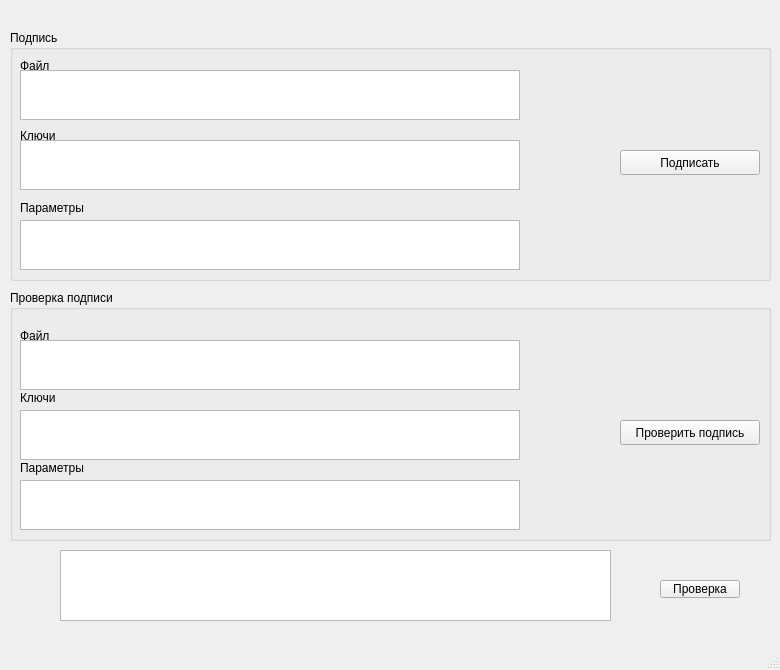
First picture: the form in crypto.ui, repository DarkCook12/Crypto, before the edit.
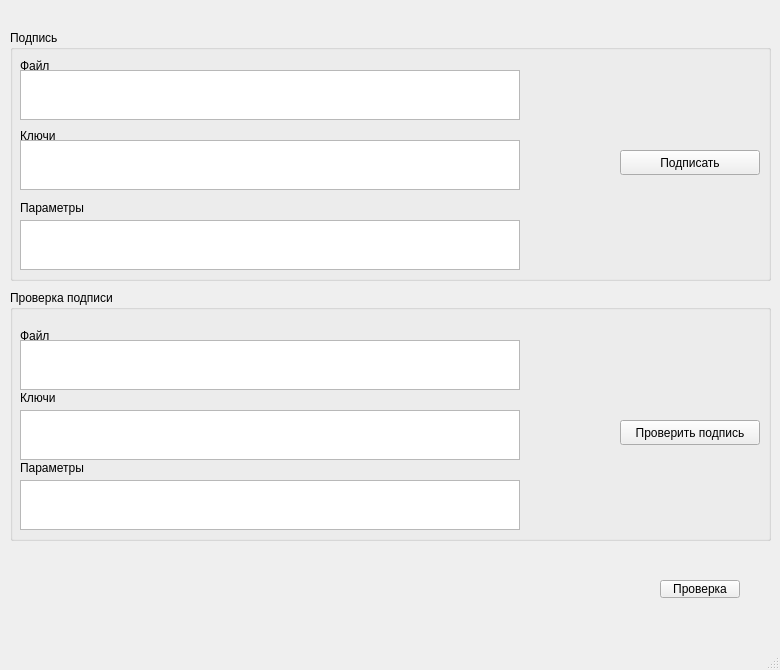
Second picture: the form after the edit. Icons and pictures are not drawn.

Patch:
```diff
--- a/crypto.ui
+++ b/crypto.ui
@@ -336,16 +336,6 @@
      </property>
     </widget>
    </widget>
-   <widget class="QTextEdit" name="output">
-    <property name="geometry">
-     <rect>
-      <x>60</x>
-      <y>550</y>
-      <width>551</width>
-      <height>71</height>
-     </rect>
-    </property>
-   </widget>
    <widget class="QPushButton" name="pushButton">
     <property name="geometry">
      <rect>
```
Left out of the diff: 2 changed lines with no effect on the pictures.
